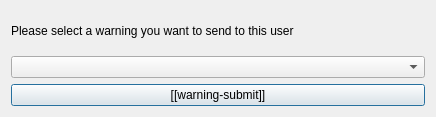
The window that huggle/warninglist.ui (huggle/huggle3-qt-lx) describes before a commit, drawn with Qt 5.
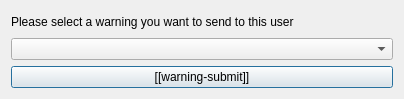
The same window after the commit. Icons and pictures are not drawn.

Commit message: Fixed the warning form title

```diff
--- a/huggle/warninglist.ui
+++ b/huggle/warninglist.ui
@@ -6,8 +6,8 @@
    <rect>
     <x>0</x>
     <y>0</y>
-    <width>436</width>
-    <height>117</height>
+    <width>404</width>
+    <height>99</height>
    </rect>
   </property>
   <property name="windowTitle">
```
Left out of the diff: 10 changed lines with no effect on the pictures. The commit also changes 1 other file.
